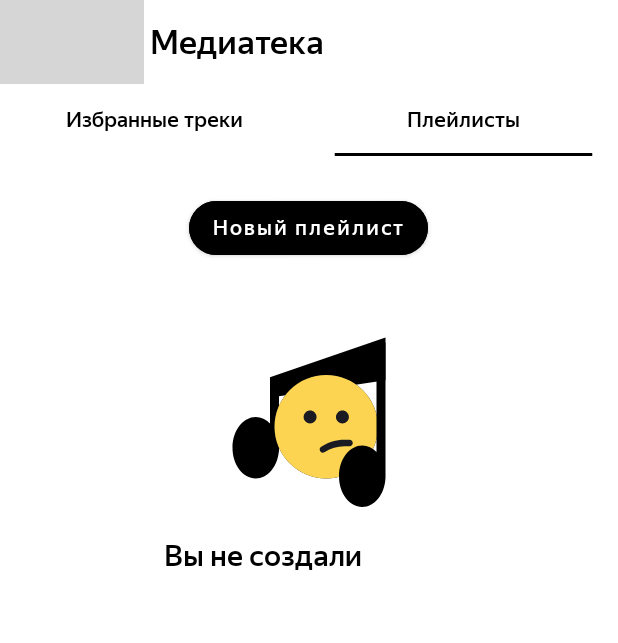
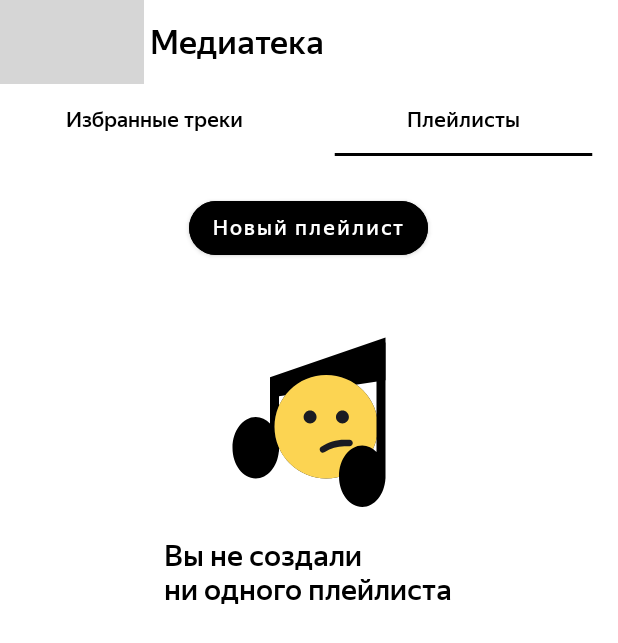
Before and after one commit to ViktoriaDraenkova/PractikumPlaylistMaker, an Android app: the MediaActivity screen opened directly, with no data from a screen before it, tab 2 chosen, on a phone screen of 412 x 824 dp. Shown: the top 643 px of the screen. Run offline under Robolectric (Android 15) with nearby library versions, the light colour scheme and no system bars; grey boxes are pictures that could not be loaded.

Commit message:
Fixed all issues

```diff
--- a/app/src/main/res/layout/activity_media.xml
+++ b/app/src/main/res/layout/activity_media.xml
@@ -35,6 +35,6 @@
     <androidx.viewpager2.widget.ViewPager2
         android:id="@+id/viewPager2"
         android:layout_width="match_parent"
-        android:layout_height="wrap_content" />
+        android:layout_height="match_parent" />
 
 </LinearLayout>
```
